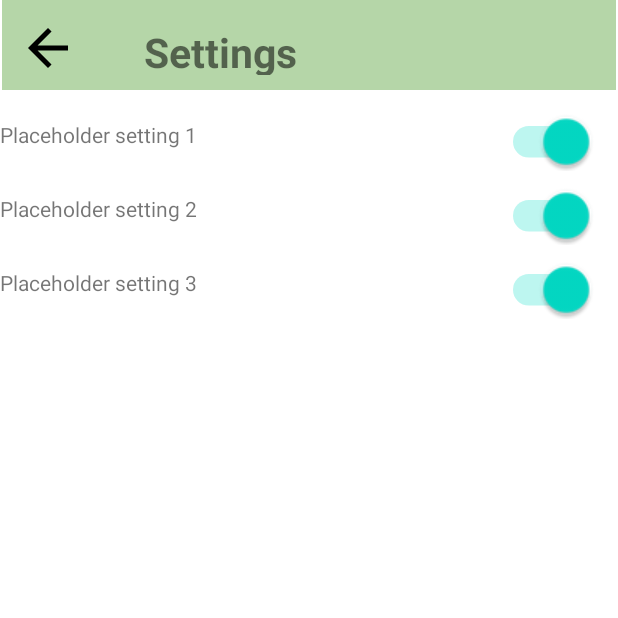
After one commit to zagar-matija/Smish-Hunter, an Android app: the fragment SettingsFragment placed in its activity, on a phone screen of 412 x 824 dp, the top half of it. The commit adds this screen. Run offline under Robolectric (Android 15) with nearby library versions, the phone set to English and light mode, and no system bars.

Commit message:
Add reports functionality with RecyclerView. Add settings fragment.

```diff
--- /dev/null
+++ b/app/src/main/java/ferit/student/matijazagar/smishhunter/SettingsFragment.kt
@@ -0,0 +1,28 @@
+package ferit.student.matijazagar.smishhunter
+
+import android.os.Bundle
+import androidx.fragment.app.Fragment
+import android.view.LayoutInflater
+import android.view.View
+import android.view.ViewGroup
+import android.widget.ImageButton
+
+
+class SettingsFragment : Fragment() {
+
+    override fun onCreateView(
+        inflater: LayoutInflater, container: ViewGroup?,
+        savedInstanceState: Bundle?
+    ): View? {
+        // Inflate the layout for this fragment
+        val view =  inflater.inflate(R.layout.fragment_settings, container, false)
+
+        view.findViewById<ImageButton>(R.id.buttonBackSettings).setOnClickListener {
+            activity?.supportFragmentManager?.popBackStackImmediate()
+        }
+
+        return view
+
+    }
+
+}
--- /dev/null
+++ b/app/src/main/res/layout/fragment_settings.xml
@@ -0,0 +1,114 @@
+<?xml version="1.0" encoding="utf-8"?>
+<androidx.constraintlayout.widget.ConstraintLayout xmlns:android="http://schemas.android.com/apk/res/android"
+    xmlns:app="http://schemas.android.com/apk/res-auto"
+    xmlns:tools="http://schemas.android.com/tools"
+    android:layout_width="match_parent"
+    android:layout_height="match_parent">
+
+    <androidx.appcompat.widget.Toolbar
+        android:id="@+id/toolbarSettings"
+        android:layout_width="409dp"
+        android:layout_height="60dp"
+        android:background="#7057A139"
+        android:minHeight="?attr/actionBarSize"
+        android:theme="?attr/actionBarTheme"
+        app:layout_constraintEnd_toEndOf="parent"
+        app:layout_constraintStart_toStartOf="parent"
+        app:layout_constraintTop_toTopOf="parent" />
+
+    <ImageButton
+        android:id="@+id/buttonBackSettings"
+        android:layout_width="48dp"
+        android:layout_height="48dp"
+        android:layout_marginStart="8dp"
+        android:layout_marginTop="8dp"
+        android:backgroundTint="#00FFFFFF"
+        android:contentDescription="@string/description_back_button"
+        app:layout_constraintStart_toStartOf="parent"
+        app:layout_constraintTop_toTopOf="parent"
+        app:srcCompat="@drawable/ic_baseline_arrow_back_24"
+        tools:ignore="SpeakableTextPresentCheck" />
+
+    <TextView
+        android:id="@+id/textViewTitleSettings"
+        android:layout_width="166dp"
+        android:layout_height="34dp"
+        android:layout_marginTop="16dp"
+        android:text="@string/title_settings"
+        android:textSize="27sp"
+        android:textStyle="bold"
+        app:layout_constraintEnd_toEndOf="parent"
+        app:layout_constraintHorizontal_bias="0.212"
+        app:layout_constraintStart_toEndOf="@+id/buttonBackSettings"
+        app:layout_constraintTop_toTopOf="parent" />
+
+    <TextView
+        android:id="@+id/textViewSetting1"
+        android:layout_width="312dp"
+        android:layout_height="wrap_content"
+        android:layout_marginTop="20dp"
+        android:text="@string/text_setting_1"
+        app:layout_constraintStart_toStartOf="parent"
+        app:layout_constraintTop_toBottomOf="@+id/toolbarSettings" />
+
+    <Switch
+        android:id="@+id/switchSetting1"
+        android:layout_width="wrap_content"
+        android:layout_height="wrap_content"
+        android:layout_marginTop="-10dp"
+        android:checked="true"
+        android:minHeight="48dp"
+        android:scaleX="1.5"
+        android:scaleY="1.5"
+        app:layout_constraintEnd_toEndOf="parent"
+        app:layout_constraintStart_toEndOf="@+id/textViewSetting1"
+        app:layout_constraintTop_toTopOf="@+id/textViewSetting1"
+        tools:ignore="UseSwitchCompatOrMaterialXml,DuplicateSpeakableTextCheck" />
+
+    <TextView
+        android:id="@+id/textViewSetting2"
+        android:layout_width="312dp"
+        android:layout_height="wrap_content"
+        android:layout_marginTop="30dp"
+        android:text="@string/text_setting_2"
+        app:layout_constraintStart_toStartOf="parent"
+        app:layout_constraintTop_toBottomOf="@+id/textViewSetting1" />
+
+    <Switch
+        android:id="@+id/switchSetting2"
+        android:layout_width="wrap_content"
+        android:layout_height="wrap_content"
+        android:layout_marginTop="-10dp"
+        android:checked="true"
+        android:minHeight="48dp"
+        android:scaleX="1.5"
+        android:scaleY="1.5"
+        app:layout_constraintEnd_toEndOf="parent"
+        app:layout_constraintStart_toEndOf="@+id/textViewSetting2"
+        app:layout_constraintTop_toTopOf="@+id/textViewSetting2"
+        tools:ignore="UseSwitchCompatOrMaterialXml" />
+
+    <TextView
+        android:id="@+id/textViewSetting3"
+        android:layout_width="312dp"
+        android:layout_height="wrap_content"
+        android:layout_marginTop="30dp"
+        android:text="@string/text_setting_3"
+        app:layout_constraintStart_toStartOf="parent"
+        app:layout_constraintTop_toBottomOf="@+id/textViewSetting2" />
+
+    <Switch
+        android:id="@+id/switchSetting3"
+        android:layout_width="wrap_content"
+        android:layout_height="wrap_content"
+        android:layout_marginTop="-10dp"
+        android:checked="true"
+        android:minHeight="48dp"
+        android:scaleX="1.5"
+        android:scaleY="1.5"
+        app:layout_constraintEnd_toEndOf="parent"
+        app:layout_constraintStart_toEndOf="@+id/textViewSetting3"
+        app:layout_constraintTop_toTopOf="@+id/textViewSetting3"
+        tools:ignore="UseSwitchCompatOrMaterialXml" />
+
+</androidx.constraintlayout.widget.ConstraintLayout>
--- a/app/src/main/res/values/strings.xml
+++ b/app/src/main/res/values/strings.xml
@@ -8,11 +8,16 @@
     <string name="button_check_link">Check link</string>
 
     <string name="title_reports">Reports</string>
+    <string name="title_settings">Settings</string>
 
     <string name="text_enter_link">Enter your link here</string>
+    <string name="text_setting_1">Placeholder setting 1</string>
+    <string name="text_setting_2">Placeholder setting 2</string>
+    <string name="text_setting_3">Placeholder setting 3</string>
 
     <string name="description_settings_button">Settings</string>
     <string name="description_back_button">Back</string>
+    <string name="description_danger_image">Dangerous message</string>
 
 
     <string name="about_text">Lorem ipsum dolor sit amet, consectetur adipiscing elit. Vivamus laoreet enim at metus accumsan aliquam. Proin eget sapien sit amet sem elementum imperdiet non in nisi. Nulla pulvinar ex id lorem rutrum ultrices. Nullam bibendum nibh ut nunc mattis convallis. Donec interdum ut erat ac accumsan. Sed imperdiet posuere commodo. Aenean sollicitudin felis et ipsum sollicitudin lacinia. Donec feugiat arcu non mi faucibus consectetur. Morbi aliquam placerat ipsum eu porta. Suspendisse faucibus sed ante eleifend consectetur. Cras eget ex sed velit aliquet pharetra. Sed nibh mi, cursus at quam a, pharetra fermentum neque. Vivamus maximus porttitor mi eget fermentum.
@@ -24,4 +29,5 @@ Praesent consectetur augue metus, scelerisque tincidunt libero accumsan id. Done
 Nam dictum elit mauris, vel sodales enim tristique varius. Quisque vitae neque vitae lacus tincidunt eleifend ac vel tellus. Donec semper in urna ut consequat. Vivamus at venenatis libero, ac convallis nisi. Duis sodales dictum justo, sit amet pharetra diam vehicula eu. Aliquam lorem ante, mollis sit amet quam at, dapibus placerat dolor. Morbi et elit ligula.
 
 Praesent efficitur orci pharetra mauris rhoncus, id imperdiet ex gravida. In eget imperdiet orci. Morbi interdum, lorem quis ultrices volutpat, augue nisi ullamcorper augue, vel semper quam ipsum vitae quam. Donec et nibh nec risus placerat blandit. Sed tincidunt elit a nulla mattis, sit amet semper mi elementum. Duis condimentum, orci a pretium iaculis, leo odio ullamcorper arcu, ultrices elementum risus quam ac ligula. Suspendisse leo magna, sodales ut placerat ac, ornare quis neque. Nunc eleifend rhoncus finibus. Integer sed aliquet neque. Nullam fringilla nunc quis libero condimentum interdum. Aliquam sit amet gravida purus. Morbi accumsan lorem quis mauris condimentum, gravida pretium mauris auctor. Sed at ante vestibulum, sodales odio cursus, faucibus diam.</string>
+
 </resources>
```
Also changed, not shown: app/src/main/java/ferit/student/matijazagar/smishhunter/MainFragment.kt (+10 -3 lines), app/src/main/java/ferit/student/matijazagar/smishhunter/Report.kt (added, +8 -0 lines), app/src/main/java/ferit/student/matijazagar/smishhunter/ReportsFragment.kt (+19 -0 lines), app/src/main/java/ferit/student/matijazagar/smishhunter/ReportsRecyclerAdapter.kt (added, +42 -0 lines), app/src/main/res/layout/fragment_reports.xml (+4 -4 lines), app/src/main/res/layout/recycler_report.xml (+14 -5 lines).
